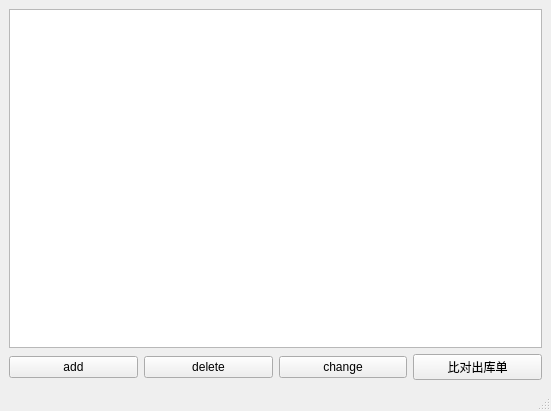
mahongquan/parts, file qt5_client/contacts.ui: the form before one commit.
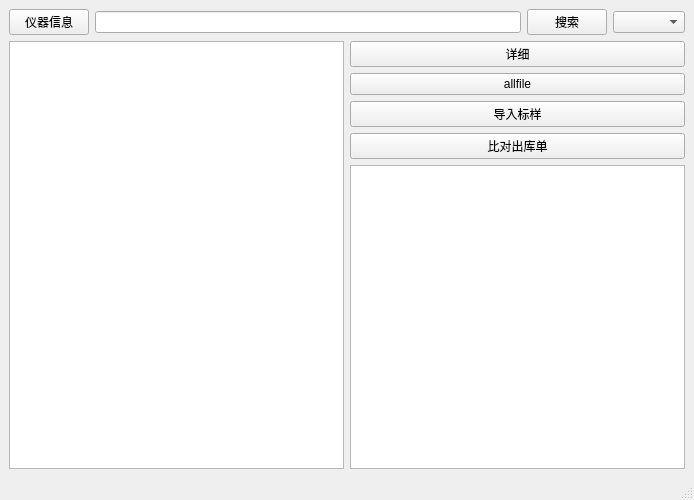
The form after the commit.

What changed in the file:
```diff
--- a/qt5_client/contacts.ui
+++ b/qt5_client/contacts.ui
@@ -6,47 +6,88 @@
    <rect>
     <x>0</x>
     <y>0</y>
-    <width>551</width>
-    <height>411</height>
+    <width>694</width>
+    <height>500</height>
    </rect>
   </property>
   <property name="windowTitle">
    <string>备件管理</string>
   </property>
   <widget class="QWidget" name="centralwidget">
-   <layout class="QVBoxLayout" name="verticalLayout">
+   <layout class="QVBoxLayout" name="verticalLayout_2">
     <item>
-     <widget class="QTableWidget" name="tableWidget"/>
+     <layout class="QHBoxLayout" name="horizontalLayout_2">
+      <item>
+       <widget class="QPushButton" name="pushButton_yiqi">
+        <property name="text">
+         <string>仪器信息</string>
+        </property>
+       </widget>
+      </item>
+      <item>
+       <widget class="QLineEdit" name="lineEdit"/>
+      </item>
+      <item>
+       <widget class="QPushButton" name="pushButton_search">
+        <property name="text">
+         <string>搜索</string>
+        </property>
+       </widget>
+      </item>
+      <item>
+       <widget class="QComboBox" name="comboBox"/>
+      </item>
+     </layout>
     </item>
     <item>
      <layout class="QHBoxLayout" name="horizontalLayout">
       <item>
-       <widget class="QPushButton" name="pushButton_2">
-        <property name="text">
-         <string>add</string>
+       <widget class="QTableWidget" name="tableWidget">
+        <property name="editTriggers">
+         <set>QAbstractItemView::AnyKeyPressed|QAbstractItemView::CurrentChanged|QAbstractItemView::DoubleClicked|QAbstractItemView::EditKeyPressed</set>
         </property>
-       </widget>
-      </item>
-      <item>
-       <widget class="QPushButton" name="pushButton_3">
-        <property name="text">
-         <string>delete</string>
+        <property name="selectionBehavior">
+         <enum>QAbstractItemView::SelectRows</enum>
         </property>
        </widget>
       </item>
       <item>
-       <widget class="QPushButton" name="pushButton">
-        <property name="text">
-         <string>change</string>
+       <layout class="QVBoxLayout" name="verticalLayout" stretch="1,1,1,0,1">
+        <property name="sizeConstraint">
+         <enum>QLayout::SetFixedSize</enum>
         </property>
-       </widget>
-      </item>
-      <item>
-       <widget class="QPushButton" name="pushButton_4">
-        <property name="text">
-         <string>比对出库单</string>
-        </property>
-       </widget>
+        <item>
+         <widget class="QPushButton" name="pushButton">
+          <property name="text">
+           <string>详细</string>
+          </property>
+         </widget>
+        </item>
+        <item>
+         <widget class="QPushButton" name="pushButton_4">
+          <property name="text">
+           <string>allfile</string>
+          </property>
+         </widget>
+        </item>
+        <item>
+         <widget class="QPushButton" name="pushButton_7">
+          <property name="text">
+           <string>导入标样</string>
+          </property>
+         </widget>
+        </item>
+        <item>
+         <widget class="QPushButton" name="pushButton_chukudan">
+          <property name="text">
+           <string>比对出库单</string>
+          </property>
+         </widget>
+        </item>
+        <item>
+         <widget class="QTreeView" name="treeView"/>
+        </item>
+       </layout>
       </item>
      </layout>
     </item>
```
Left out of the diff: 82 changed lines with no effect on the pictures.
